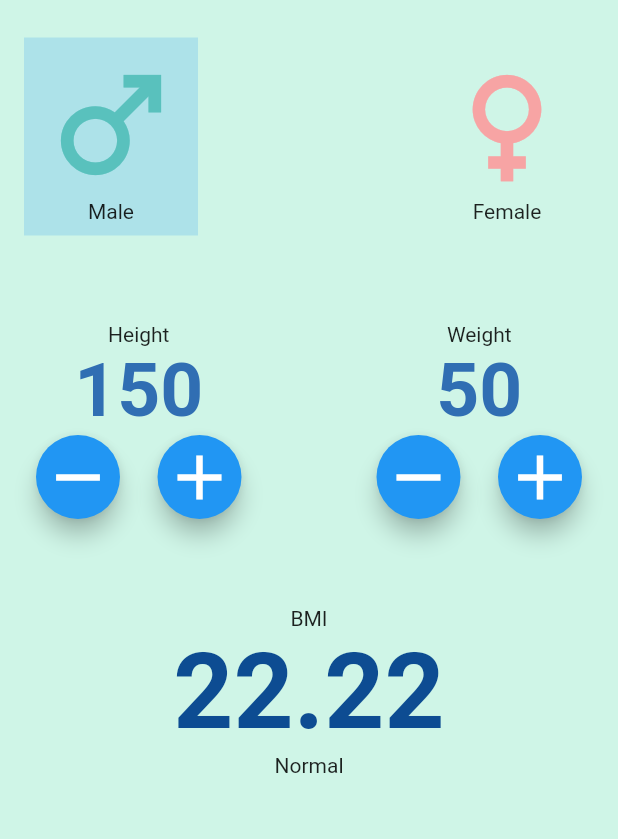
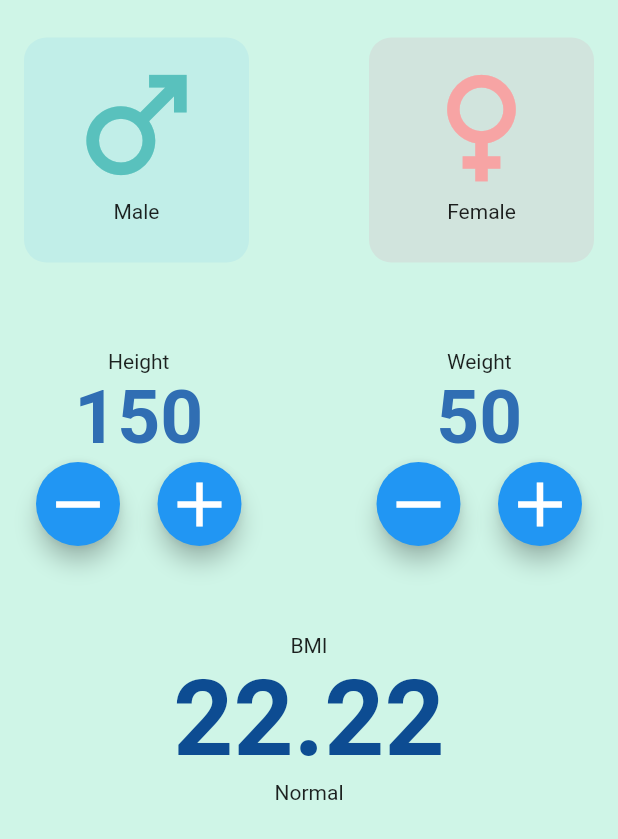
Before and after one commit to dulakshirb/bmi_calculator, a Flutter app: the screen it shows after launch, on a phone screen of 412 x 824 dp. Shown: the top 839 px of the screen. Run offline on Flutter 3.47's test engine with Material 2 defaults, Android fonts, the phone set to English and light mode, and no system bars.

Commit message:
Gender selection toggle button styling

```diff
--- a/lib/main_page.dart
+++ b/lib/main_page.dart
@@ -14,6 +14,8 @@ class _MainPageState extends State<MainPage> {
 
   late double bmi = calculateBMI(height: height, weight: weight);
 
+  String gender = '';
+
   @override
   Widget build(BuildContext context) {
     return Scaffold(
@@ -25,8 +27,22 @@ class _MainPageState extends State<MainPage> {
             children: [
               Row(
                 children: [
-                  Container(
-                    color: Colors.blue.withAlpha(50),
+                  GestureDetector(
+                    onTap: () {
+                      print("Male");
+                      setState(() {
+                        gender = 'M';
+                      });
+                    },
+                    child: Container(
+                      height: 150,
+                      width: 150,
+                      decoration: BoxDecoration(
+                        color: gender == 'M'
+                            ? Colors.blue.withAlpha(120)
+                            : Colors.blue.withAlpha(20),
+                        borderRadius: BorderRadius.circular(15),
+                      ),
                       padding: const EdgeInsets.all(8.0),
                       child: Column(
                         children: const [
@@ -39,8 +55,23 @@ class _MainPageState extends State<MainPage> {
                         ],
                       ),
                     ),
+                  ),
                   const Spacer(),
-                  Padding(
+                  GestureDetector(
+                    onTap: () {
+                      print("Female");
+                      setState(() {
+                        gender = 'F';
+                      });
+                    },
+                    child: Container(
+                      height: 150,
+                      width: 150,
+                      decoration: BoxDecoration(
+                          color: gender == 'F'
+                              ? Colors.pink.withAlpha(120)
+                              : Colors.pink.withAlpha(20),
+                          borderRadius: BorderRadius.circular(15)),
                       padding: const EdgeInsets.all(8.0),
                       child: Column(
                         children: const [
@@ -51,6 +82,7 @@ class _MainPageState extends State<MainPage> {
                           ),
                           Text("Female"),
                         ],
+                      ),
                     ),
                   ),
                 ],
```
Lines whose indentation alone changed are shown as unchanged.
